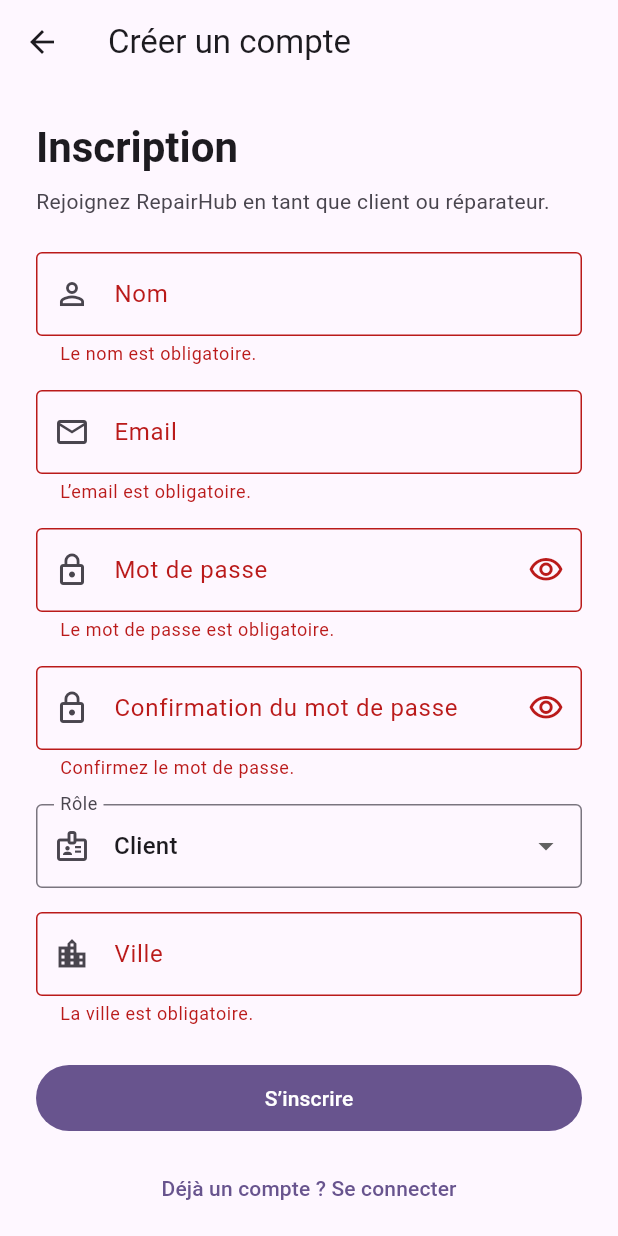
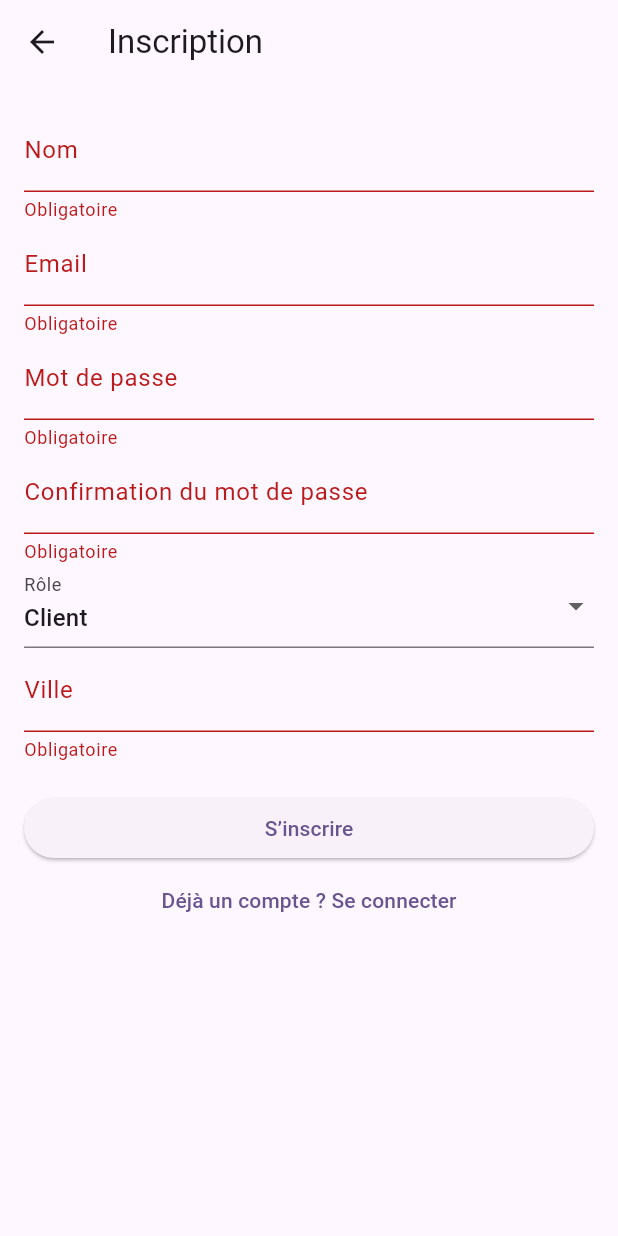
Before and after one commit to Yassine-JZ/repairhub, a Flutter app: the RegisterScreen screen opened directly, after a tap on "S’inscrire", on a phone screen of 412 x 824 dp. Run offline on Flutter 3.47's test engine with Material 3 defaults, Android fonts, the phone set to English and light mode, and no system bars.

Commit message:
feat: simplifier l'ecran d'inscription
Co-authored-by: Cursor <cursoragent@cursor.com>

```diff
--- a/lib/features/auth/screens/register_screen.dart
+++ b/lib/features/auth/screens/register_screen.dart
@@ -11,174 +11,75 @@ class RegisterScreen extends StatefulWidget {
 
 class _RegisterScreenState extends State<RegisterScreen> {
   final _formKey = GlobalKey<FormState>();
-  final _nomController = TextEditingController();
-  final _emailController = TextEditingController();
-  final _passwordController = TextEditingController();
-  final _confirmPasswordController = TextEditingController();
-  final _villeController = TextEditingController();
-
+  final _nom = TextEditingController();
+  final _email = TextEditingController();
+  final _password = TextEditingController();
+  final _confirm = TextEditingController();
+  final _ville = TextEditingController();
   String _role = 'client';
-  bool _obscurePassword = true;
-  bool _obscureConfirm = true;
-
-  static final _emailRegex = RegExp(r'^[^@\s]+@[^@\s]+\.[^@\s]+$');
 
   @override
   void dispose() {
-    _nomController.dispose();
-    _emailController.dispose();
-    _passwordController.dispose();
-    _confirmPasswordController.dispose();
-    _villeController.dispose();
+    _nom.dispose();
+    _email.dispose();
+    _password.dispose();
+    _confirm.dispose();
+    _ville.dispose();
     super.dispose();
-  }
-
-  void _submit() {
-    if (!(_formKey.currentState?.validate() ?? false)) {
-      return;
-    }
-
-    ScaffoldMessenger.of(context).showSnackBar(
-      const SnackBar(content: Text('Formulaire valide. Prêt pour l’inscription.')),
-    );
   }
 
   @override
   Widget build(BuildContext context) {
-    final theme = Theme.of(context);
-
     return Scaffold(
-      appBar: AppBar(
-        title: const Text('Créer un compte'),
-      ),
-      body: SafeArea(
-        child: SingleChildScrollView(
-          padding: const EdgeInsets.all(24),
+      appBar: AppBar(title: const Text('Inscription')),
+      body: Padding(
+        padding: const EdgeInsets.all(16),
         child: Form(
           key: _formKey,
-            child: Column(
-              crossAxisAlignment: CrossAxisAlignment.stretch,
+          child: ListView(
             children: [
-                Text(
-                  'Inscription',
-                  style: theme.textTheme.headlineMedium?.copyWith(
-                    fontWeight: FontWeight.bold,
+              TextFormField(
+                controller: _nom,
+                decoration: const InputDecoration(labelText: 'Nom'),
+                validator: (v) =>
+                    v == null || v.trim().isEmpty ? 'Obligatoire' : null,
               ),
-                ),
-                const SizedBox(height: 8),
-                Text(
-                  'Rejoignez RepairHub en tant que client ou réparateur.',
-                  style: theme.textTheme.bodyMedium?.copyWith(
-                    color: theme.colorScheme.onSurfaceVariant,
-                  ),
-                ),
-                const SizedBox(height: 24),
               TextFormField(
-                  controller: _nomController,
-                  textCapitalization: TextCapitalization.words,
-                  textInputAction: TextInputAction.next,
-                  decoration: const InputDecoration(
-                    labelText: 'Nom',
-                    prefixIcon: Icon(Icons.person_outline),
-                    border: OutlineInputBorder(),
-                  ),
-                  validator: (value) {
-                    if (value == null || value.trim().isEmpty) {
-                      return 'Le nom est obligatoire.';
+                controller: _email,
+                decoration: const InputDecoration(labelText: 'Email'),
+                validator: (v) {
+                  if (v == null || v.trim().isEmpty) return 'Obligatoire';
+                  if (!v.contains('@') || !v.contains('.')) {
+                    return 'Email invalide';
                   }
                   return null;
                 },
               ),
-                const SizedBox(height: 16),
               TextFormField(
-                  controller: _emailController,
-                  keyboardType: TextInputType.emailAddress,
-                  autocorrect: false,
-                  textInputAction: TextInputAction.next,
-                  decoration: const InputDecoration(
-                    labelText: 'Email',
-                    prefixIcon: Icon(Icons.email_outlined),
-                    border: OutlineInputBorder(),
-                  ),
-                  validator: (value) {
-                    final email = value?.trim() ?? '';
-                    if (email.isEmpty) {
-                      return 'L’email est obligatoire.';
-                    }
-                    if (!_emailRegex.hasMatch(email)) {
-                      return 'Entrez un email valide.';
-                    }
+                controller: _password,
+                obscureText: true,
+                decoration: const InputDecoration(labelText: 'Mot de passe'),
+                validator: (v) {
+                  if (v == null || v.isEmpty) return 'Obligatoire';
+                  if (v.length < 6) return 'Au moins 6 caractères';
                   return null;
                 },
               ),
-                const SizedBox(height: 16),
               TextFormField(
-                  controller: _passwordController,
-                  obscureText: _obscurePassword,
-                  textInputAction: TextInputAction.next,
-                  decoration: InputDecoration(
-                    labelText: 'Mot de passe',
-                    prefixIcon: const Icon(Icons.lock_outline),
-                    border: const OutlineInputBorder(),
-                    suffixIcon: IconButton(
-                      onPressed: () {
-                        setState(() => _obscurePassword = !_obscurePassword);
-                      },
-                      icon: Icon(
-                        _obscurePassword
-                            ? Icons.visibility_outlined
-                            : Icons.visibility_off_outlined,
+                controller: _confirm,
+                obscureText: true,
+                decoration: const InputDecoration(
+                  labelText: 'Confirmation du mot de passe',
                 ),
-                    ),
-                  ),
-                  validator: (value) {
-                    if (value == null || value.isEmpty) {
-                      return 'Le mot de passe est obligatoire.';
-                    }
-                    if (value.length < 6) {
-                      return 'Le mot de passe doit contenir au moins 6 caractères.';
-                    }
+                validator: (v) {
+                  if (v == null || v.isEmpty) return 'Obligatoire';
+                  if (v != _password.text) return 'Mots de passe différents';
                   return null;
                 },
               ),
-                const SizedBox(height: 16),
-                TextFormField(
-                  controller: _confirmPasswordController,
-                  obscureText: _obscureConfirm,
-                  textInputAction: TextInputAction.next,
-                  decoration: InputDecoration(
-                    labelText: 'Confirmation du mot de passe',
-                    prefixIcon: const Icon(Icons.lock_outline),
-                    border: const OutlineInputBorder(),
-                    suffixIcon: IconButton(
-                      onPressed: () {
-                        setState(() => _obscureConfirm = !_obscureConfirm);
-                      },
-                      icon: Icon(
-                        _obscureConfirm
-                            ? Icons.visibility_outlined
-                            : Icons.visibility_off_outlined,
-                      ),
-                    ),
-                  ),
-                  validator: (value) {
-                    if (value == null || value.isEmpty) {
-                      return 'Confirmez le mot de passe.';
-                    }
-                    if (value != _passwordController.text) {
-                      return 'Les mots de passe ne correspondent pas.';
-                    }
-                    return null;
-                  },
-                ),
-                const SizedBox(height: 16),
               DropdownButtonFormField<String>(
                 initialValue: _role,
-                  decoration: const InputDecoration(
-                    labelText: 'Rôle',
-                    prefixIcon: Icon(Icons.badge_outlined),
-                    border: OutlineInputBorder(),
-                  ),
+                decoration: const InputDecoration(labelText: 'Rôle'),
                 items: const [
                   DropdownMenuItem(value: 'client', child: Text('Client')),
                   DropdownMenuItem(
@@ -186,45 +87,28 @@ class _RegisterScreenState extends State<RegisterScreen> {
                     child: Text('Réparateur'),
                   ),
                 ],
-                  onChanged: (value) {
-                    if (value != null) {
-                      setState(() => _role = value);
-                    }
+                onChanged: (v) {
+                  if (v != null) setState(() => _role = v);
                 },
               ),
-                const SizedBox(height: 16),
               TextFormField(
-                  controller: _villeController,
-                  textCapitalization: TextCapitalization.words,
-                  textInputAction: TextInputAction.done,
-                  onFieldSubmitted: (_) => _submit(),
-                  decoration: const InputDecoration(
-                    labelText: 'Ville',
-                    prefixIcon: Icon(Icons.location_city_outlined),
-                    border: OutlineInputBorder(),
+                controller: _ville,
+                decoration: const InputDecoration(labelText: 'Ville'),
+                validator: (v) =>
+                    v == null || v.trim().isEmpty ? 'Obligatoire' : null,
               ),
-                  validator: (value) {
-                    if (value == null || value.trim().isEmpty) {
-                      return 'La ville est obligatoire.';
-                    }
-                    return null;
+              const SizedBox(height: 20),
+              ElevatedButton(
+                onPressed: () {
+                  _formKey.currentState?.validate();
                 },
+                child: const Text('S’inscrire'),
               ),
-                const SizedBox(height: 24),
-                FilledButton(
-                  onPressed: _submit,
-                  child: const Padding(
-                    padding: EdgeInsets.symmetric(vertical: 12),
-                    child: Text('S’inscrire'),
-                  ),
-                ),
-                const SizedBox(height: 12),
               TextButton(
                 onPressed: () {
-                    Navigator.of(context).push(
-                      MaterialPageRoute<void>(
-                        builder: (_) => const LoginScreen(),
-                      ),
+                  Navigator.push(
+                    context,
+                    MaterialPageRoute(builder: (_) => const LoginScreen()),
                   );
                 },
                 child: const Text('Déjà un compte ? Se connecter'),
@@ -233,7 +117,6 @@ class _RegisterScreenState extends State<RegisterScreen> {
           ),
         ),
       ),
-      ),
     );
   }
 }
```
Lines whose indentation alone changed are shown as unchanged.
